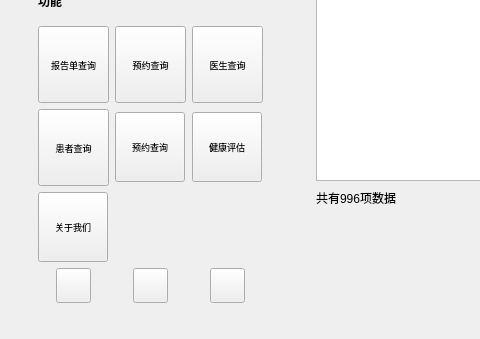
sayazaaa/SmMed, file dbclient/widget.ui: the form before one commit; both pictures show x 0 to 480 and y 400 to 739 of the 1133 by 739 pixel window.
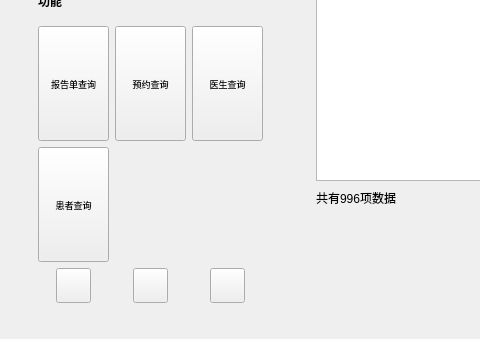
The form after the commit. Icons and pictures are not drawn. Custom widgets are drawn as their Qt base class.

The edit to the form file:
```diff
--- a/dbclient/widget.ui
+++ b/dbclient/widget.ui
@@ -478,104 +478,6 @@
                 </property>
                </widget>
               </item>
-              <item row="1" column="1">
-               <widget class="QToolButton" name="btn_menu_item_5">
-                <property name="minimumSize">
-                 <size>
-                  <width>70</width>
-                  <height>70</height>
-                 </size>
-                </property>
-                <property name="maximumSize">
-                 <size>
-                  <width>16777215</width>
-                  <height>16777215</height>
-                 </size>
-                </property>
-                <property name="font">
-                 <font>
-                  <pointsize>7</pointsize>
-                 </font>
-                </property>
-                <property name="cursor">
-                 <cursorShape>PointingHandCursor</cursorShape>
-                </property>
-                <property name="text">
-                 <string>预约查询</string>
-                </property>
-                <property name="icon">
-                 <iconset resource="qss.qrc">
-                  <normaloff>:/icons/check.png</normaloff>:/icons/check.png</iconset>
-                </property>
-                <property name="toolButtonStyle">
-                 <enum>Qt::ToolButtonTextUnderIcon</enum>
-                </property>
-               </widget>
-              </item>
-              <item row="1" column="2">
-               <widget class="QToolButton" name="btn_menu_item_6">
-                <property name="minimumSize">
-                 <size>
-                  <width>70</width>
-                  <height>70</height>
-                 </size>
-                </property>
-                <property name="maximumSize">
-                 <size>
-                  <width>16777215</width>
-                  <height>16777215</height>
-                 </size>
-                </property>
-                <property name="font">
-                 <font>
-                  <pointsize>7</pointsize>
-                 </font>
-                </property>
-                <property name="cursor">
-                 <cursorShape>PointingHandCursor</cursorShape>
-                </property>
-                <property name="text">
-                 <string>健康评估</string>
-                </property>
-                <property name="icon">
-                 <iconset resource="qss.qrc">
-                  <normaloff>:/icons/check.png</normaloff>:/icons/check.png</iconset>
-                </property>
-                <property name="toolButtonStyle">
-                 <enum>Qt::ToolButtonTextUnderIcon</enum>
-                </property>
-               </widget>
-              </item>
-              <item row="2" column="0">
-               <widget class="QToolButton" name="btn_menu_item_7">
-                <property name="minimumSize">
-                 <size>
-                  <width>70</width>
-                  <height>70</height>
-                 </size>
-                </property>
-                <property name="maximumSize">
-                 <size>
-                  <width>16777215</width>
-                  <height>16777215</height>
-                 </size>
-                </property>
-                <property name="font">
-                 <font>
-                  <pointsize>7</pointsize>
-                 </font>
-                </property>
-                <property name="cursor">
-                 <cursorShape>PointingHandCursor</cursorShape>
-                </property>
-                <property name="text">
-                 <string>关于我们</string>
-                </property>
-                <property name="toolButtonStyle">
-                 <enum>Qt::ToolButtonTextUnderIcon</enum>
-                </property>
-               </widget>
-              </item>
              </layout>
             </item>
             <item>
```
Left out of the diff: 80 changed lines with no effect on the pictures.
